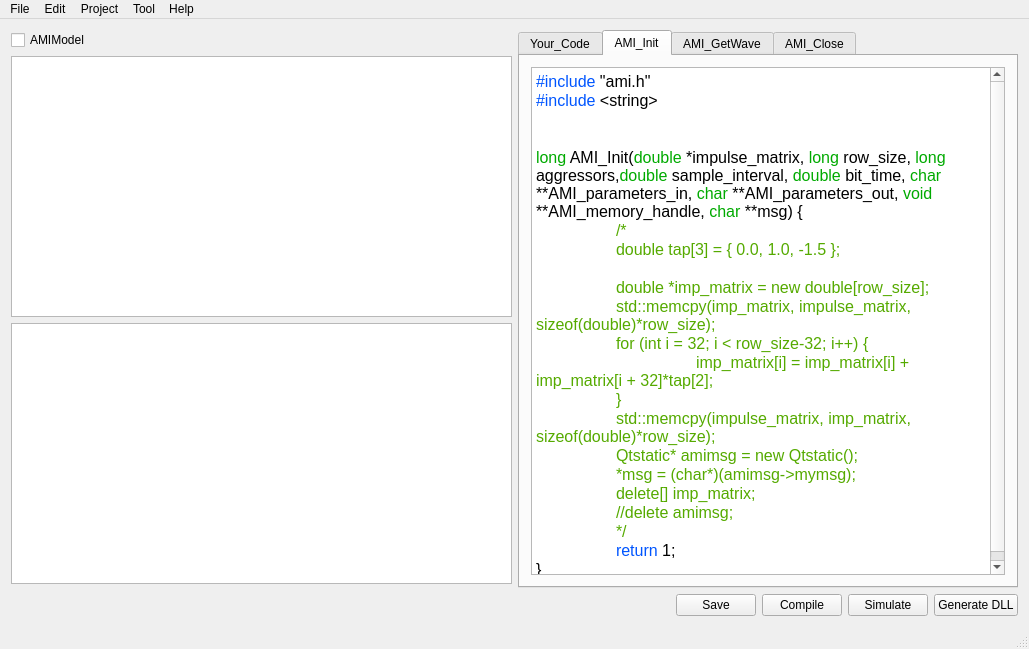
Above: mainwindow.ui from WXY163/ezAMI before the change. Below: the same form after it.
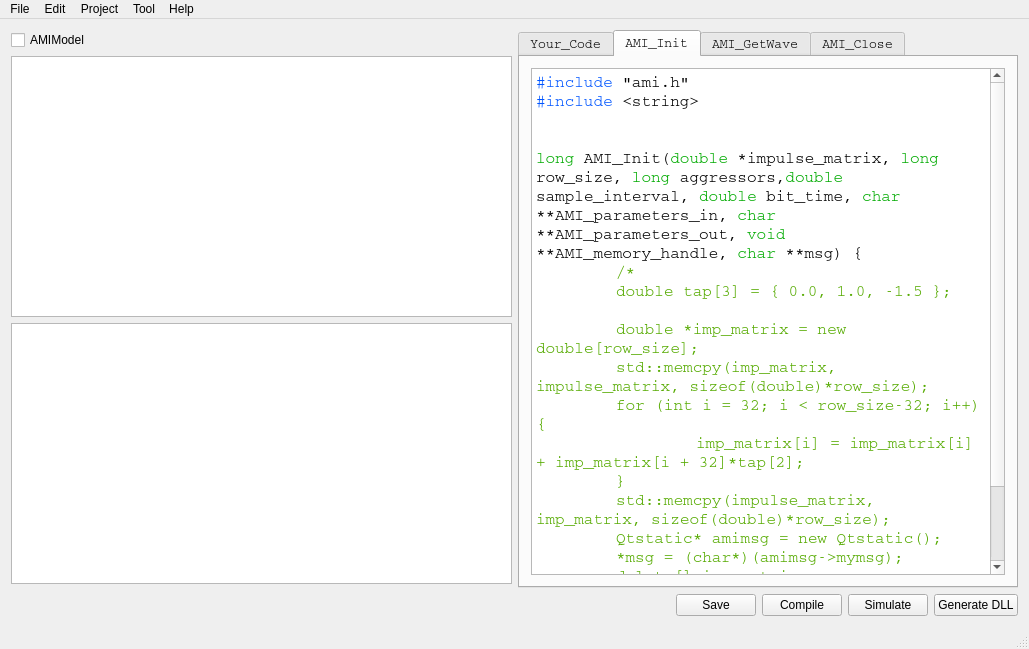
That is the form after the change. The open tabs and pages were chosen to show the change.

Commit message: right clike contextMenu

```diff
--- a/mainwindow.ui
+++ b/mainwindow.ui
@@ -68,6 +68,12 @@
         </property>
         <item>
          <widget class="QTabWidget" name="codeArea">
+          <property name="font">
+           <font>
+            <family>Courier</family>
+            <pointsize>10</pointsize>
+           </font>
+          </property>
           <property name="currentIndex">
            <number>0</number>
           </property>
@@ -88,32 +94,38 @@
            <layout class="QGridLayout" name="gridLayout_3">
             <item row="0" column="0">
              <widget class="QTextEdit" name="amiInit">
+              <property name="font">
+               <font>
+                <family>Courier</family>
+                <pointsize>10</pointsize>
+               </font>
+              </property>
               <property name="html">
                <string>&lt;!DOCTYPE HTML PUBLIC &quot;-//W3C//DTD HTML 4.0//EN&quot; &quot;http://www.w3.org/TR/REC-html40/strict.dtd&quot;&gt;
 &lt;html&gt;&lt;head&gt;&lt;meta name=&quot;qrichtext&quot; content=&quot;1&quot; /&gt;&lt;style type=&quot;text/css&quot;&gt;
 p, li { white-space: pre-wrap; }
-&lt;/style&gt;&lt;/head&gt;&lt;body style=&quot; font-family:'MS Shell Dlg 2'; font-size:8.25pt; font-weight:400; font-style:normal;&quot;&gt;
-&lt;p style=&quot; margin-top:0px; margin-bottom:0px; margin-left:0px; margin-right:0px; -qt-block-indent:0; text-indent:0px;&quot;&gt;&lt;span style=&quot; font-size:12pt; color:#0055ff;&quot;&gt;#include&lt;/span&gt;&lt;span style=&quot; font-size:12pt;&quot;&gt; &amp;quot;ami.h&amp;quot;&lt;/span&gt;&lt;/p&gt;
-&lt;p style=&quot; margin-top:0px; margin-bottom:0px; margin-left:0px; margin-right:0px; -qt-block-indent:0; text-indent:0px;&quot;&gt;&lt;span style=&quot; font-size:12pt; color:#0055ff;&quot;&gt;#include&lt;/span&gt;&lt;span style=&quot; font-size:12pt;&quot;&gt; &amp;lt;string&amp;gt;&lt;/span&gt;&lt;/p&gt;
-&lt;p style=&quot;-qt-paragraph-type:empty; margin-top:0px; margin-bottom:0px; margin-left:0px; margin-right:0px; -qt-block-indent:0; text-indent:0px; font-size:12pt;&quot;&gt;&lt;br /&gt;&lt;/p&gt;
-&lt;p style=&quot;-qt-paragraph-type:empty; margin-top:0px; margin-bottom:0px; margin-left:0px; margin-right:0px; -qt-block-indent:0; text-indent:0px; font-size:12pt;&quot;&gt;&lt;br /&gt;&lt;/p&gt;
-&lt;p style=&quot; margin-top:0px; margin-bottom:0px; margin-left:0px; margin-right:0px; -qt-block-indent:0; text-indent:0px;&quot;&gt;&lt;span style=&quot; font-size:12pt; color:#00aa00;&quot;&gt;long&lt;/span&gt;&lt;span style=&quot; font-size:12pt;&quot;&gt; AMI_Init(&lt;/span&gt;&lt;span style=&quot; font-size:12pt; color:#00aa00;&quot;&gt;double&lt;/span&gt;&lt;span style=&quot; font-size:12pt;&quot;&gt; *impulse_matrix, &lt;/span&gt;&lt;span style=&quot; font-size:12pt; color:#00aa00;&quot;&gt;long&lt;/span&gt;&lt;span style=&quot; font-size:12pt;&quot;&gt; row_size, &lt;/span&gt;&lt;span style=&quot; font-size:12pt; color:#00aa00;&quot;&gt;long&lt;/span&gt;&lt;span style=&quot; font-size:12pt;&quot;&gt; aggressors,&lt;/span&gt;&lt;span style=&quot; font-size:12pt; color:#00aa00;&quot;&gt;double&lt;/span&gt;&lt;span style=&quot; font-size:12pt;&quot;&gt; sample_interval, &lt;/span&gt;&lt;span style=&quot; font-size:12pt; color:#00aa00;&quot;&gt;double&lt;/span&gt;&lt;span style=&quot; font-size:12pt;&quot;&gt; bit_time, &lt;/span&gt;&lt;span style=&quot; font-size:12pt; color:#00aa00;&quot;&gt;char&lt;/span&gt;&lt;span style=&quot; font-size:12pt;&quot;&gt; **AMI_parameters_in, &lt;/span&gt;&lt;span style=&quot; font-size:12pt; color:#00aa00;&quot;&gt;char&lt;/span&gt;&lt;span style=&quot; font-size:12pt;&quot;&gt; **AMI_parameters_out, &lt;/span&gt;&lt;span style=&quot; font-size:12pt; color:#00aa00;&quot;&gt;void&lt;/span&gt;&lt;span style=&quot; font-size:12pt;&quot;&gt; **AMI_memory_handle, &lt;/span&gt;&lt;span style=&quot; font-size:12pt; color:#00aa00;&quot;&gt;char&lt;/span&gt;&lt;span style=&quot; font-size:12pt;&quot;&gt; **msg) {&lt;/span&gt;&lt;/p&gt;
-&lt;p style=&quot; margin-top:0px; margin-bottom:0px; margin-left:0px; margin-right:0px; -qt-block-indent:0; text-indent:0px;&quot;&gt;&lt;span style=&quot; font-size:12pt;&quot;&gt;	&lt;/span&gt;&lt;span style=&quot; font-size:12pt; color:#55aa00;&quot;&gt;/*&lt;/span&gt;&lt;/p&gt;
-&lt;p style=&quot; margin-top:0px; margin-bottom:0px; margin-left:0px; margin-right:0px; -qt-block-indent:0; text-indent:0px;&quot;&gt;&lt;span style=&quot; font-size:12pt; color:#55aa00;&quot;&gt;	double tap[3] = { 0.0, 1.0, -1.5 };&lt;/span&gt;&lt;/p&gt;
-&lt;p style=&quot;-qt-paragraph-type:empty; margin-top:0px; margin-bottom:0px; margin-left:0px; margin-right:0px; -qt-block-indent:0; text-indent:0px; font-size:12pt; color:#55aa00;&quot;&gt;&lt;br /&gt;&lt;/p&gt;
-&lt;p style=&quot; margin-top:0px; margin-bottom:0px; margin-left:0px; margin-right:0px; -qt-block-indent:0; text-indent:0px;&quot;&gt;&lt;span style=&quot; font-size:12pt; color:#55aa00;&quot;&gt;	double *imp_matrix = new double[row_size];&lt;/span&gt;&lt;/p&gt;
-&lt;p style=&quot; margin-top:0px; margin-bottom:0px; margin-left:0px; margin-right:0px; -qt-block-indent:0; text-indent:0px;&quot;&gt;&lt;span style=&quot; font-size:12pt; color:#55aa00;&quot;&gt;	std::memcpy(imp_matrix, impulse_matrix, sizeof(double)*row_size);&lt;/span&gt;&lt;/p&gt;
-&lt;p style=&quot; margin-top:0px; margin-bottom:0px; margin-left:0px; margin-right:0px; -qt-block-indent:0; text-indent:0px;&quot;&gt;&lt;span style=&quot; font-size:12pt; color:#55aa00;&quot;&gt;	for (int i = 32; i &amp;lt; row_size-32; i++) {&lt;/span&gt;&lt;/p&gt;
-&lt;p style=&quot; margin-top:0px; margin-bottom:0px; margin-left:0px; margin-right:0px; -qt-block-indent:0; text-indent:0px;&quot;&gt;&lt;span style=&quot; font-size:12pt; color:#55aa00;&quot;&gt;		imp_matrix[i] = imp_matrix[i] + imp_matrix[i + 32]*tap[2];&lt;/span&gt;&lt;/p&gt;
-&lt;p style=&quot; margin-top:0px; margin-bottom:0px; margin-left:0px; margin-right:0px; -qt-block-indent:0; text-indent:0px;&quot;&gt;&lt;span style=&quot; font-size:12pt; color:#55aa00;&quot;&gt;	}&lt;/span&gt;&lt;/p&gt;
-&lt;p style=&quot; margin-top:0px; margin-bottom:0px; margin-left:0px; margin-right:0px; -qt-block-indent:0; text-indent:0px;&quot;&gt;&lt;span style=&quot; font-size:12pt; color:#55aa00;&quot;&gt;	std::memcpy(impulse_matrix, imp_matrix, sizeof(double)*row_size);&lt;/span&gt;&lt;/p&gt;
-&lt;p style=&quot; margin-top:0px; margin-bottom:0px; margin-left:0px; margin-right:0px; -qt-block-indent:0; text-indent:0px;&quot;&gt;&lt;span style=&quot; font-size:12pt; color:#55aa00;&quot;&gt;	Qtstatic* amimsg = new Qtstatic();&lt;/span&gt;&lt;/p&gt;
-&lt;p style=&quot; margin-top:0px; margin-bottom:0px; margin-left:0px; margin-right:0px; -qt-block-indent:0; text-indent:0px;&quot;&gt;&lt;span style=&quot; font-size:12pt; color:#55aa00;&quot;&gt;	*msg = (char*)(amimsg-&amp;gt;mymsg);&lt;/span&gt;&lt;/p&gt;
-&lt;p style=&quot; margin-top:0px; margin-bottom:0px; margin-left:0px; margin-right:0px; -qt-block-indent:0; text-indent:0px;&quot;&gt;&lt;span style=&quot; font-size:12pt; color:#55aa00;&quot;&gt;	delete[] imp_matrix;&lt;/span&gt;&lt;/p&gt;
-&lt;p style=&quot; margin-top:0px; margin-bottom:0px; margin-left:0px; margin-right:0px; -qt-block-indent:0; text-indent:0px;&quot;&gt;&lt;span style=&quot; font-size:12pt; color:#55aa00;&quot;&gt;	//delete amimsg;&lt;/span&gt;&lt;/p&gt;
-&lt;p style=&quot; margin-top:0px; margin-bottom:0px; margin-left:0px; margin-right:0px; -qt-block-indent:0; text-indent:0px;&quot;&gt;&lt;span style=&quot; font-size:12pt; color:#55aa00;&quot;&gt;	*/&lt;/span&gt;&lt;/p&gt;
-&lt;p style=&quot; margin-top:0px; margin-bottom:0px; margin-left:0px; margin-right:0px; -qt-block-indent:0; text-indent:0px;&quot;&gt;&lt;span style=&quot; font-size:12pt;&quot;&gt;	&lt;/span&gt;&lt;span style=&quot; font-size:12pt; color:#0055ff;&quot;&gt;return&lt;/span&gt;&lt;span style=&quot; font-size:12pt;&quot;&gt; 1;&lt;/span&gt;&lt;/p&gt;
-&lt;p style=&quot; margin-top:0px; margin-bottom:0px; margin-left:0px; margin-right:0px; -qt-block-indent:0; text-indent:0px;&quot;&gt;&lt;span style=&quot; font-size:12pt;&quot;&gt;}&lt;/span&gt;&lt;/p&gt;&lt;/body&gt;&lt;/html&gt;</string>
+&lt;/style&gt;&lt;/head&gt;&lt;body style=&quot; font-family:'Courier'; font-size:10pt; font-weight:400; font-style:normal;&quot;&gt;
+&lt;p style=&quot; margin-top:0px; margin-bottom:0px; margin-left:0px; margin-right:0px; -qt-block-indent:0; text-indent:0px;&quot;&gt;&lt;span style=&quot; font-family:'MS Shell Dlg 2'; font-size:12pt; color:#0055ff;&quot;&gt;#include&lt;/span&gt;&lt;span style=&quot; font-family:'MS Shell Dlg 2'; font-size:12pt;&quot;&gt; &amp;quot;ami.h&amp;quot;&lt;/span&gt;&lt;/p&gt;
+&lt;p style=&quot; margin-top:0px; margin-bottom:0px; margin-left:0px; margin-right:0px; -qt-block-indent:0; text-indent:0px;&quot;&gt;&lt;span style=&quot; font-family:'MS Shell Dlg 2'; font-size:12pt; color:#0055ff;&quot;&gt;#include&lt;/span&gt;&lt;span style=&quot; font-family:'MS Shell Dlg 2'; font-size:12pt;&quot;&gt; &amp;lt;string&amp;gt;&lt;/span&gt;&lt;/p&gt;
+&lt;p style=&quot;-qt-paragraph-type:empty; margin-top:0px; margin-bottom:0px; margin-left:0px; margin-right:0px; -qt-block-indent:0; text-indent:0px; font-family:'MS Shell Dlg 2'; font-size:12pt;&quot;&gt;&lt;br /&gt;&lt;/p&gt;
+&lt;p style=&quot;-qt-paragraph-type:empty; margin-top:0px; margin-bottom:0px; margin-left:0px; margin-right:0px; -qt-block-indent:0; text-indent:0px; font-family:'MS Shell Dlg 2'; font-size:12pt;&quot;&gt;&lt;br /&gt;&lt;/p&gt;
+&lt;p style=&quot; margin-top:0px; margin-bottom:0px; margin-left:0px; margin-right:0px; -qt-block-indent:0; text-indent:0px;&quot;&gt;&lt;span style=&quot; font-family:'MS Shell Dlg 2'; font-size:12pt; color:#00aa00;&quot;&gt;long&lt;/span&gt;&lt;span style=&quot; font-family:'MS Shell Dlg 2'; font-size:12pt;&quot;&gt; AMI_Init(&lt;/span&gt;&lt;span style=&quot; font-family:'MS Shell Dlg 2'; font-size:12pt; color:#00aa00;&quot;&gt;double&lt;/span&gt;&lt;span style=&quot; font-family:'MS Shell Dlg 2'; font-size:12pt;&quot;&gt; *impulse_matrix, &lt;/span&gt;&lt;span style=&quot; font-family:'MS Shell Dlg 2'; font-size:12pt; color:#00aa00;&quot;&gt;long&lt;/span&gt;&lt;span style=&quot; font-family:'MS Shell Dlg 2'; font-size:12pt;&quot;&gt; row_size, &lt;/span&gt;&lt;span style=&quot; font-family:'MS Shell Dlg 2'; font-size:12pt; color:#00aa00;&quot;&gt;long&lt;/span&gt;&lt;span style=&quot; font-family:'MS Shell Dlg 2'; font-size:12pt;&quot;&gt; aggressors,&lt;/span&gt;&lt;span style=&quot; font-family:'MS Shell Dlg 2'; font-size:12pt; color:#00aa00;&quot;&gt;double&lt;/span&gt;&lt;span style=&quot; font-family:'MS Shell Dlg 2'; font-size:12pt;&quot;&gt; sample_interval, &lt;/span&gt;&lt;span style=&quot; font-family:'MS Shell Dlg 2'; font-size:12pt; color:#00aa00;&quot;&gt;double&lt;/span&gt;&lt;span style=&quot; font-family:'MS Shell Dlg 2'; font-size:12pt;&quot;&gt; bit_time, &lt;/span&gt;&lt;span style=&quot; font-family:'MS Shell Dlg 2'; font-size:12pt; color:#00aa00;&quot;&gt;char&lt;/span&gt;&lt;span style=&quot; font-family:'MS Shell Dlg 2'; font-size:12pt;&quot;&gt; **AMI_parameters_in, &lt;/span&gt;&lt;span style=&quot; font-family:'MS Shell Dlg 2'; font-size:12pt; color:#00aa00;&quot;&gt;char&lt;/span&gt;&lt;span style=&quot; font-family:'MS Shell Dlg 2'; font-size:12pt;&quot;&gt; **AMI_parameters_out, &lt;/span&gt;&lt;span style=&quot; font-family:'MS Shell Dlg 2'; font-size:12pt; color:#00aa00;&quot;&gt;void&lt;/span&gt;&lt;span style=&quot; font-family:'MS Shell Dlg 2'; font-size:12pt;&quot;&gt; **AMI_memory_handle, &lt;/span&gt;&lt;span style=&quot; font-family:'MS Shell Dlg 2'; font-size:12pt; color:#00aa00;&quot;&gt;char&lt;/span&gt;&lt;span style=&quot; font-family:'MS Shell Dlg 2'; font-size:12pt;&quot;&gt; **msg) {&lt;/span&gt;&lt;/p&gt;
+&lt;p style=&quot; margin-top:0px; margin-bottom:0px; margin-left:0px; margin-right:0px; -qt-block-indent:0; text-indent:0px;&quot;&gt;&lt;span style=&quot; font-family:'MS Shell Dlg 2'; font-size:12pt;&quot;&gt;	&lt;/span&gt;&lt;span style=&quot; font-family:'MS Shell Dlg 2'; font-size:12pt; color:#55aa00;&quot;&gt;/*&lt;/span&gt;&lt;/p&gt;
+&lt;p style=&quot; margin-top:0px; margin-bottom:0px; margin-left:0px; margin-right:0px; -qt-block-indent:0; text-indent:0px;&quot;&gt;&lt;span style=&quot; font-family:'MS Shell Dlg 2'; font-size:12pt; color:#55aa00;&quot;&gt;	double tap[3] = { 0.0, 1.0, -1.5 };&lt;/span&gt;&lt;/p&gt;
+&lt;p style=&quot;-qt-paragraph-type:empty; margin-top:0px; margin-bottom:0px; margin-left:0px; margin-right:0px; -qt-block-indent:0; text-indent:0px; font-family:'MS Shell Dlg 2'; font-size:12pt; color:#55aa00;&quot;&gt;&lt;br /&gt;&lt;/p&gt;
+&lt;p style=&quot; margin-top:0px; margin-bottom:0px; margin-left:0px; margin-right:0px; -qt-block-indent:0; text-indent:0px;&quot;&gt;&lt;span style=&quot; font-family:'MS Shell Dlg 2'; font-size:12pt; color:#55aa00;&quot;&gt;	double *imp_matrix = new double[row_size];&lt;/span&gt;&lt;/p&gt;
+&lt;p style=&quot; margin-top:0px; margin-bottom:0px; margin-left:0px; margin-right:0px; -qt-block-indent:0; text-indent:0px;&quot;&gt;&lt;span style=&quot; font-family:'MS Shell Dlg 2'; font-size:12pt; color:#55aa00;&quot;&gt;	std::memcpy(imp_matrix, impulse_matrix, sizeof(double)*row_size);&lt;/span&gt;&lt;/p&gt;
+&lt;p style=&quot; margin-top:0px; margin-bottom:0px; margin-left:0px; margin-right:0px; -qt-block-indent:0; text-indent:0px;&quot;&gt;&lt;span style=&quot; font-family:'MS Shell Dlg 2'; font-size:12pt; color:#55aa00;&quot;&gt;	for (int i = 32; i &amp;lt; row_size-32; i++) {&lt;/span&gt;&lt;/p&gt;
+&lt;p style=&quot; margin-top:0px; margin-bottom:0px; margin-left:0px; margin-right:0px; -qt-block-indent:0; text-indent:0px;&quot;&gt;&lt;span style=&quot; font-family:'MS Shell Dlg 2'; font-size:12pt; color:#55aa00;&quot;&gt;		imp_matrix[i] = imp_matrix[i] + imp_matrix[i + 32]*tap[2];&lt;/span&gt;&lt;/p&gt;
+&lt;p style=&quot; margin-top:0px; margin-bottom:0px; margin-left:0px; margin-right:0px; -qt-block-indent:0; text-indent:0px;&quot;&gt;&lt;span style=&quot; font-family:'MS Shell Dlg 2'; font-size:12pt; color:#55aa00;&quot;&gt;	}&lt;/span&gt;&lt;/p&gt;
+&lt;p style=&quot; margin-top:0px; margin-bottom:0px; margin-left:0px; margin-right:0px; -qt-block-indent:0; text-indent:0px;&quot;&gt;&lt;span style=&quot; font-family:'MS Shell Dlg 2'; font-size:12pt; color:#55aa00;&quot;&gt;	std::memcpy(impulse_matrix, imp_matrix, sizeof(double)*row_size);&lt;/span&gt;&lt;/p&gt;
+&lt;p style=&quot; margin-top:0px; margin-bottom:0px; margin-left:0px; margin-right:0px; -qt-block-indent:0; text-indent:0px;&quot;&gt;&lt;span style=&quot; font-family:'MS Shell Dlg 2'; font-size:12pt; color:#55aa00;&quot;&gt;	Qtstatic* amimsg = new Qtstatic();&lt;/span&gt;&lt;/p&gt;
+&lt;p style=&quot; margin-top:0px; margin-bottom:0px; margin-left:0px; margin-right:0px; -qt-block-indent:0; text-indent:0px;&quot;&gt;&lt;span style=&quot; font-family:'MS Shell Dlg 2'; font-size:12pt; color:#55aa00;&quot;&gt;	*msg = (char*)(amimsg-&amp;gt;mymsg);&lt;/span&gt;&lt;/p&gt;
+&lt;p style=&quot; margin-top:0px; margin-bottom:0px; margin-left:0px; margin-right:0px; -qt-block-indent:0; text-indent:0px;&quot;&gt;&lt;span style=&quot; font-family:'MS Shell Dlg 2'; font-size:12pt; color:#55aa00;&quot;&gt;	delete[] imp_matrix;&lt;/span&gt;&lt;/p&gt;
+&lt;p style=&quot; margin-top:0px; margin-bottom:0px; margin-left:0px; margin-right:0px; -qt-block-indent:0; text-indent:0px;&quot;&gt;&lt;span style=&quot; font-family:'MS Shell Dlg 2'; font-size:12pt; color:#55aa00;&quot;&gt;	//delete amimsg;&lt;/span&gt;&lt;/p&gt;
+&lt;p style=&quot; margin-top:0px; margin-bottom:0px; margin-left:0px; margin-right:0px; -qt-block-indent:0; text-indent:0px;&quot;&gt;&lt;span style=&quot; font-family:'MS Shell Dlg 2'; font-size:12pt; color:#55aa00;&quot;&gt;	*/&lt;/span&gt;&lt;/p&gt;
+&lt;p style=&quot; margin-top:0px; margin-bottom:0px; margin-left:0px; margin-right:0px; -qt-block-indent:0; text-indent:0px;&quot;&gt;&lt;span style=&quot; font-family:'MS Shell Dlg 2'; font-size:12pt;&quot;&gt;	&lt;/span&gt;&lt;span style=&quot; font-family:'MS Shell Dlg 2'; font-size:12pt; color:#0055ff;&quot;&gt;return&lt;/span&gt;&lt;span style=&quot; font-family:'MS Shell Dlg 2'; font-size:12pt;&quot;&gt; 1;&lt;/span&gt;&lt;/p&gt;
+&lt;p style=&quot; margin-top:0px; margin-bottom:0px; margin-left:0px; margin-right:0px; -qt-block-indent:0; text-indent:0px;&quot;&gt;&lt;span style=&quot; font-family:'MS Shell Dlg 2'; font-size:12pt;&quot;&gt;}&lt;/span&gt;&lt;/p&gt;&lt;/body&gt;&lt;/html&gt;</string>
               </property>
              </widget>
             </item>
```
Left out of the diff: 52 changed lines with no effect on the pictures. The commit also changes 10 other files.
